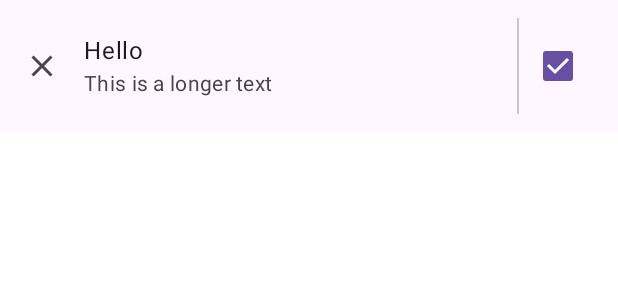
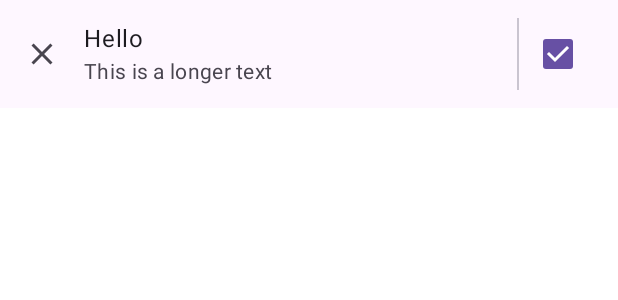
Before and after one commit to ScrapW/Chatbox, an Android app built with Jetpack Compose: the @Preview function SettingsMenuLinkActionPreview, on a phone screen of 412 x 824 dp. Shown: the top 300 px of the screen. Run offline under Robolectric (Android 15) with nearby library versions, the phone set to English and light mode, and no system bars.

Commit message:
SettingsTileScaffold remove minHeight

```diff
--- a/app/src/main/kotlin/com/alorma/compose/settings/ui/internal/SettingsTileScaffold.kt
+++ b/app/src/main/kotlin/com/alorma/compose/settings/ui/internal/SettingsTileScaffold.kt
@@ -25,7 +25,8 @@ internal fun SettingsTileScaffold(
     action: (@Composable (Boolean) -> Unit)? = null,
     actionDivider: Boolean = false,
 ) {
-    val minHeight = if (subtitle == null) 72.dp else 88.dp
+//    val minHeight = if (subtitle == null) 72.dp else 88.dp
+    val minHeight = 0.dp
     ListItem(
         modifier = Modifier
             .height(IntrinsicSize.Min)
```
